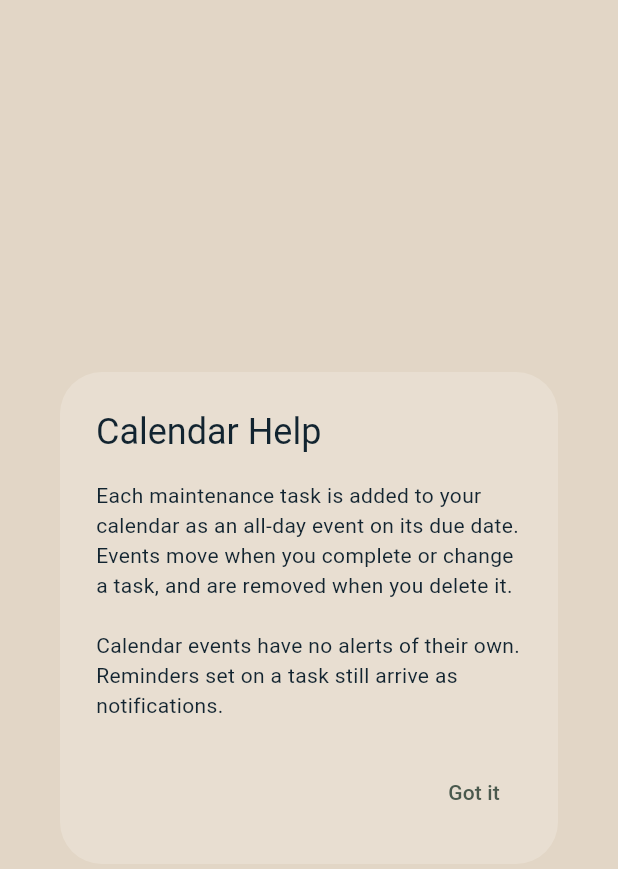
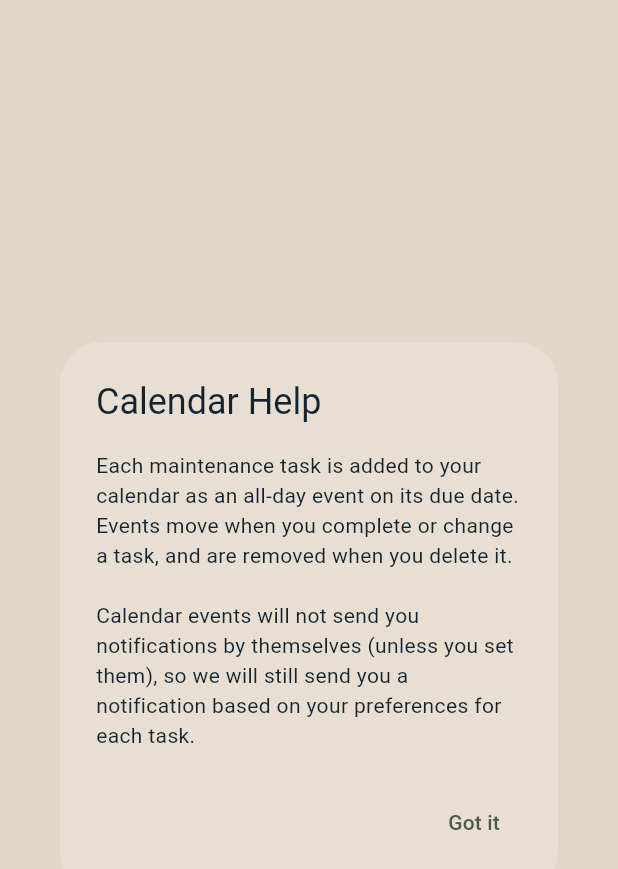
Before and after one commit to mygarrett38/hometrackhub, a Flutter app: the _CalendarSyncHelpDialog widget shown alone on an empty page, opened directly, on a phone screen of 412 x 824 dp. Shown: the top 869 px of the screen. Run offline on Flutter 3.47's test engine with Material 3 defaults, Android fonts, the phone set to English and light mode, and no system bars; our stand-ins replace connectivity_plus, flutter_blue_plus, flutter_local_notifications, flutter_timezone, shared_preferences, timezone; missing offline and left inert: bonsoir, device_calendar_plus; accounts and stored records are empty.

Commit message:
Update calendar help message for clarity and fix associated test

```diff
--- a/lib/ui/screens/settings/calendar_settings_screen.dart
+++ b/lib/ui/screens/settings/calendar_settings_screen.dart
@@ -360,8 +360,9 @@ class _CalendarSyncHelpDialog extends StatelessWidget {
           'Each maintenance task is added to your calendar as an all-day '
           'event on its due date. Events move when you complete or change a '
           'task, and are removed when you delete it.\n\n'
-          'Calendar events have no alerts of their own. Reminders set on a '
-          'task still arrive as notifications.',
+          'Calendar events will not send you notifications by themselves '
+          '(unless you set them), so we will still send you a notification '
+          'based on your preferences for each task.',
         ),
       ),
       actions: [
```
Also changed, not shown: 1 other file.
